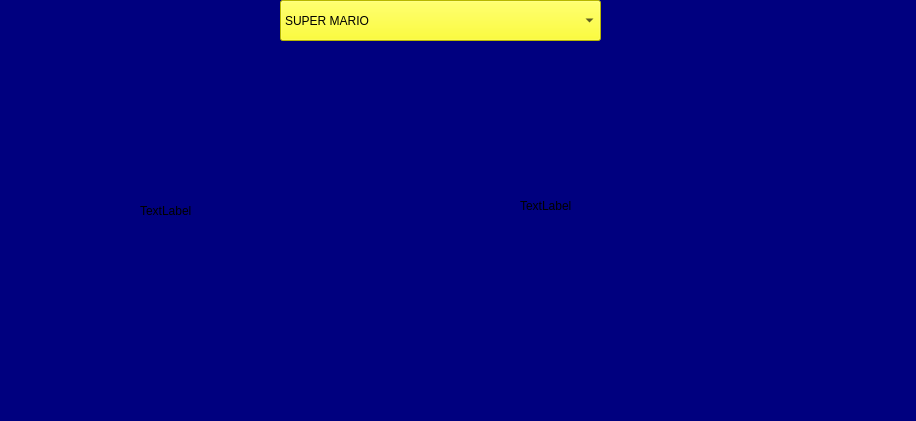
First picture: the form in Interfaz Gráfica/M_A.ui, repository ChrisX4Ever/TIC2_PF_CICS, before the edit; both pictures show x 0 to 916 and y 110 to 531 of the 916 by 752 pixel window.
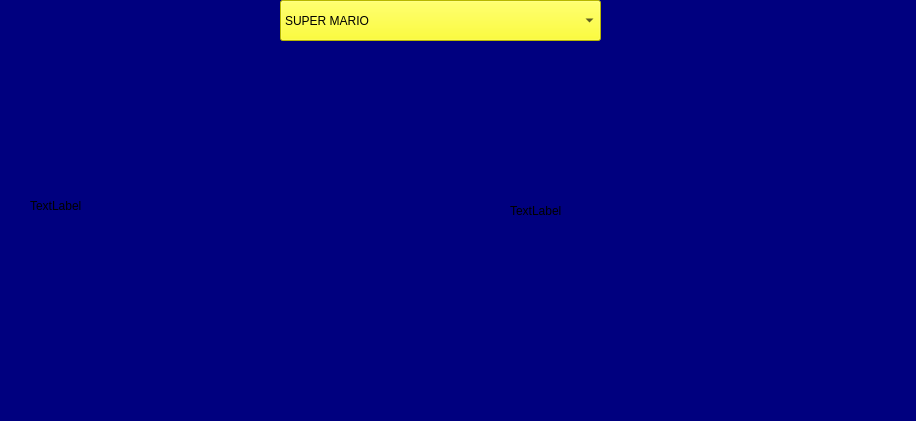
Second picture: the form after the edit. Icons and pictures are not drawn.

```diff
--- a/Interfaz Gráfica/M_A.ui
+++ b/Interfaz Gráfica/M_A.ui
@@ -277,10 +277,10 @@
    <widget class="QLabel" name="label_2">
     <property name="geometry">
      <rect>
-      <x>520</x>
-      <y>180</y>
-      <width>231</width>
-      <height>271</height>
+      <x>510</x>
+      <y>170</y>
+      <width>241</width>
+      <height>301</height>
      </rect>
     </property>
     <property name="text">
@@ -290,10 +290,10 @@
    <widget class="QLabel" name="label_3">
     <property name="geometry">
      <rect>
-      <x>140</x>
-      <y>190</y>
-      <width>331</width>
-      <height>261</height>
+      <x>30</x>
+      <y>170</y>
+      <width>451</width>
+      <height>291</height>
      </rect>
     </property>
     <property name="text">
```
